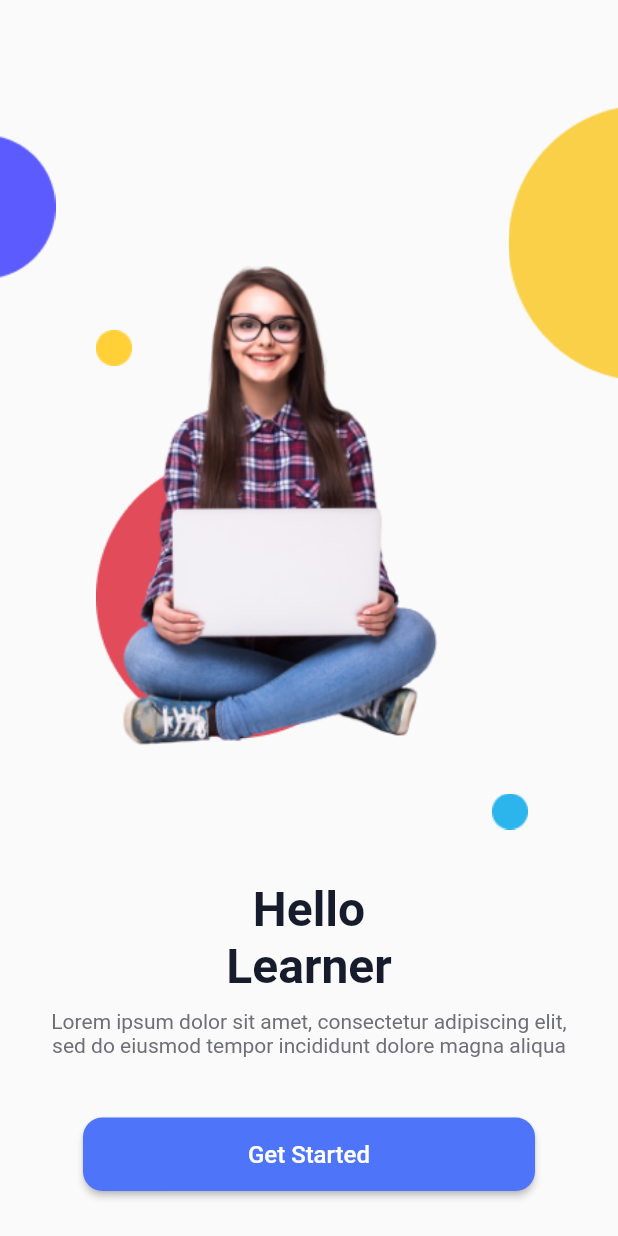
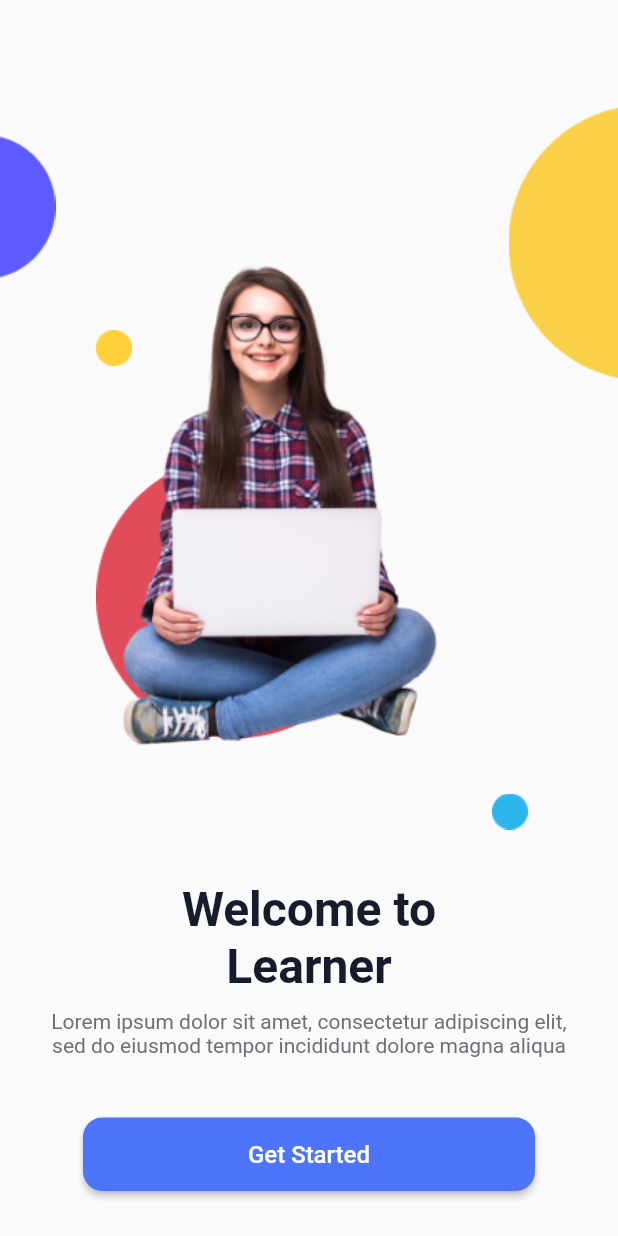
Before and after one commit to Ashraf2500/learner_education_app, a Flutter app: the screen it shows after launch, on a phone screen of 412 x 824 dp. Run offline on Flutter 3.47's test engine with Material 2 defaults, Android fonts, the phone set to English and light mode, and no system bars.

Commit message:
change text to welcome

```diff
--- a/lib/screens/welcome_screen.dart
+++ b/lib/screens/welcome_screen.dart
@@ -71,7 +71,7 @@ class WelcomeScreen extends StatelessWidget {
             Column(
               children: [
                 const Text(
-                  "Hello",
+                  "Welcome to",
                   style: TextStyle(
                     color: Color(0xff161C2B),
                     fontSize: 32,
```
